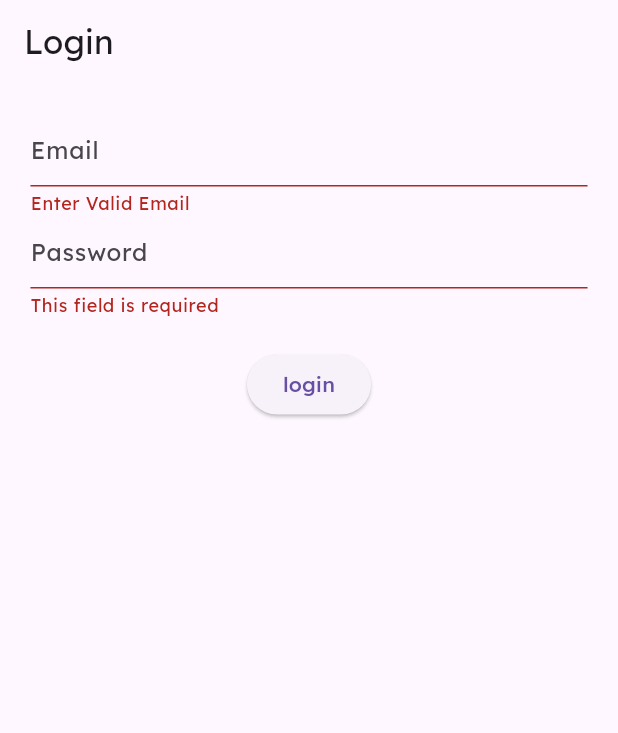
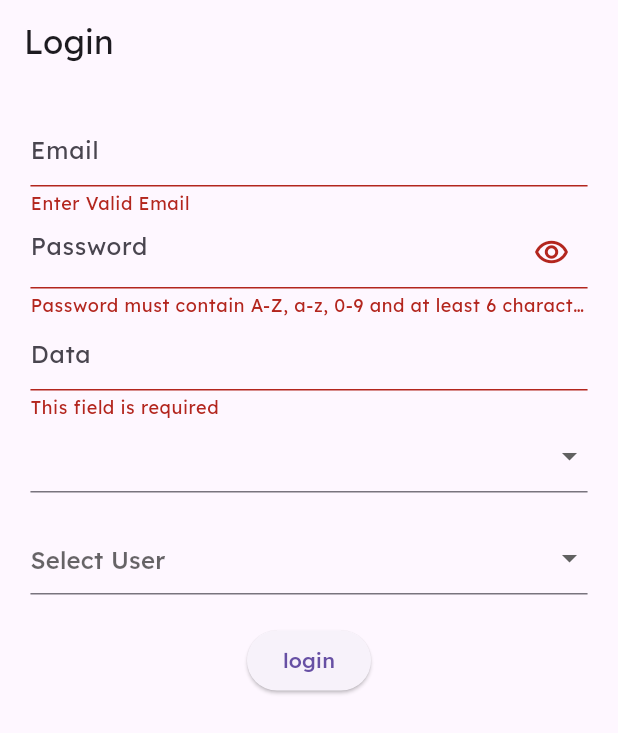
Before and after one commit to a-saber/NTI-Round5-Flutter, a Flutter app: the screen it shows after launch, after a tap on "login", on a phone screen of 412 x 824 dp. Shown: the top 733 px of the screen. Run offline on Flutter 3.47's test engine with Material 3 defaults, Android fonts, the phone set to English and light mode, and no system bars; our stand-ins replace flutter_screenutil, flutter_svg.

Commit message:
2026/03/14 SAT 01 DropDown

```diff
--- a/lib/features/auth/views/login_view.dart
+++ b/lib/features/auth/views/login_view.dart
@@ -1,9 +1,42 @@
 import 'package:flutter/material.dart';
 import 'package:flutter_screenutil/flutter_screenutil.dart';
 
-class LoginView extends StatelessWidget {
-  LoginView({super.key});
+class UserModel {
+  String? name;
+  String? email;
+  String? phone;
+  int id;
+
+  UserModel({ required this.id,  this.name, this.email, this.phone});
+}
+class LoginView extends StatefulWidget {
+  const LoginView({super.key});
+
+  @override
+  State<LoginView> createState() => LoginViewState();
+}
+class LoginViewState extends State<LoginView>{
   final formKey = GlobalKey<FormState>();
+
+  final dateController = TextEditingController();
+
+  final passwordController = TextEditingController();
+
+  bool passwordSecure = true;
+
+  List<String> cities = [
+    'Cairo',
+    'Alex',
+    'Giza',
+    'Ismailia'
+  ];
+
+  List<UserModel> users = [
+    UserModel(id:1, name: 'Ahmed', email: 'T6b6y@example.com', phone: '01011111111'),
+    UserModel(id:2,name: 'Saber', email: 'saber@eg.com', phone: '01216545645'),
+    UserModel(id:3,name: 'Ali', email: 'nti@example.com', phone: '1635848335'),
+  ];
+
   @override
   Widget build(BuildContext context) {
     return Scaffold(
@@ -40,21 +73,125 @@ class LoginView extends StatelessWidget {
                   ),
                 ),
                 TextFormField(
+                  controller: passwordController,
+                  onFieldSubmitted: (value){
+                    print('onFieldSubmitted $value');
+                  },
+
+                  autovalidateMode: AutovalidateMode.onUserInteraction,
+                  // onChanged: (value){
+                  //   print('onChanged $value');
+                  //   // formKey.currentState?.validate();
+                  // },
                   validator: (String? value){
+                    // regex
+                    RegExp passwordRegex = RegExp(r'^(?=.*[A-Za-z])(?=.*\d)[A-Za-z\d]{6,}$');
+                    bool result = passwordRegex.hasMatch(value??'');
+                    return result? null: 'Password must contain A-Z, a-z, 0-9 and at least 6 characters';
+                    // if(value == null || value.isEmpty == true){
+                    //   return 'This field is required';
+                    // }
+                    // else if(value.length < 6){
+                    //   return 'Password must be at least 6 characters';
+                    // }
+                    // else {
+                    //   return null;
+                    // }
+                  },
+                  obscureText: passwordSecure,
+                  // obscuringCharacter: '*',
+                  decoration: InputDecoration(
+                    suffixIcon: IconButton(
+                        onPressed: (){
+                          passwordSecure = !passwordSecure;
+                          setState(() {
+
+                          });
+                          print(passwordSecure);
+                        }, icon: Icon(Icons.remove_red_eye_outlined)),
+                      hintText: 'Password'
+                  ),
+                ),
+                TextFormField(
+                  controller: dateController,
+                  // enabled: false,
+                  readOnly: true,
+                  onTap: ()async{
+                    print('tapped');
+
+                    DateTime? dateTime = await showDatePicker(
+                        context: context,
+                        firstDate: DateTime.now(),
+                        lastDate: DateTime.now().add(Duration(days: 30))
+                    );
+                    if(dateTime != null){
+                      dateController.text = dateTime.toString();
+                    }
+                  },
+                  autovalidateMode: AutovalidateMode.onUserInteraction,
+                  // onChanged: (value){
+                  //   print('onChanged $value');
+                  //   // formKey.currentState?.validate();
+                  // },
+                  validator: (String? value){
+
                     if(value == null || value.isEmpty == true){
                       return 'This field is required';
                     }
-                    else if(value.length < 6){
-                      return 'Password must be at least 6 characters';
-                    }
+                    // else if(value.length < 6){
+                    //   return 'Password must be at least 6 characters';
+                    // }
                     else {
                       return null;
                     }
                   },
                   decoration: InputDecoration(
-                      hintText: 'Password'
+                      hintText: 'Data'
                   ),
                 ),
+
+                DropdownButtonFormField<String>(
+                  items: cities.map<DropdownMenuItem<String>>(
+                      (String value)=> DropdownMenuItem(value: value,child: Row(
+                        children: [
+                          Icon(Icons.location_city),
+                          SizedBox(width: 10,),
+                          Text(value),
+                        ],
+                      ),)
+                  ).toList(),
+                  // [
+                  //   for(int i = 0; i < cities.length; i++)
+                  //   DropdownMenuItem(value: cities[i],child: Text(cities[i]),),
+                  // ],
+                  onChanged: (value){
+                    print('new Value $value');
+                  }
+                ),
+
+                SizedBox(height: 20,),
+                DropdownButtonFormField<int>(
+                  items: users.map(
+                      (userModel)=> DropdownMenuItem(value: userModel.id,
+                          child: Row(
+                            children:
+                            [
+                              Icon(Icons.person),
+                              SizedBox(width: 10,),
+                              Text(userModel.email??''),
+                            ],
+                          ))
+                  ).toList(),
+                  onChanged: (userModelId){
+                    print('Selected User : ${userModelId}');
+                  },
+
+                  decoration: InputDecoration(
+                    hintText: 'Select User',
+                  ),
+                ),
+
+
 
                 SizedBox(height: 20,),
                 ElevatedButton(onPressed: (){
```
